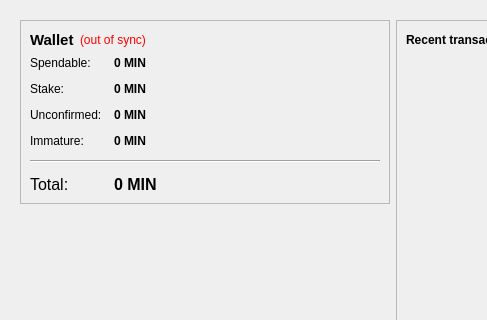
Qt form src/qt/forms/overviewpage.ui (CryptoHelp/cryptoclub) before a commit; both pictures show x 0 to 487 and y 0 to 320 of the 785 by 463 pixel window.
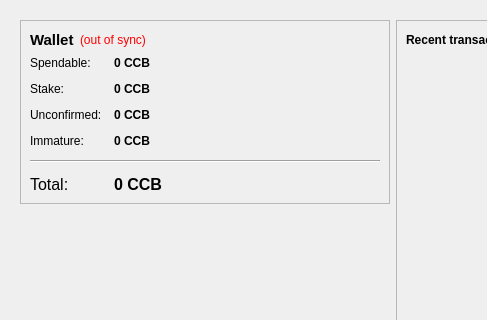
The same form after that commit. Icons and pictures are not drawn.

```diff
--- a/src/qt/forms/overviewpage.ui
+++ b/src/qt/forms/overviewpage.ui
@@ -111,7 +111,7 @@
                 <string>Your current spendable balance</string>
                </property>
                <property name="text">
-                <string notr="true">0 MIN</string>
+                <string notr="true">0 CCB</string>
                </property>
                <property name="textInteractionFlags">
                 <set>Qt::LinksAccessibleByMouse|Qt::TextSelectableByKeyboard|Qt::TextSelectableByMouse</set>
@@ -140,7 +140,7 @@
                 <string>Total of coins that was staked, and do not yet count toward the current balance</string>
                </property>
                <property name="text">
-                <string notr="true">0 MIN</string>
+                <string notr="true">0 CCB</string>
                </property>
                <property name="textInteractionFlags">
                 <set>Qt::LinksAccessibleByMouse|Qt::TextSelectableByKeyboard|Qt::TextSelectableByMouse</set>
@@ -169,7 +169,7 @@
                 <string>Total of transactions that have yet to be confirmed, and do not yet count toward the current balance</string>
                </property>
                <property name="text">
-                <string notr="true">0 MIN</string>
+                <string notr="true">0 CCB</string>
                </property>
                <property name="textInteractionFlags">
                 <set>Qt::LinksAccessibleByMouse|Qt::TextSelectableByKeyboard|Qt::TextSelectableByMouse</set>
@@ -195,7 +195,7 @@
                 <string>Mined balance that has not yet matured</string>
                </property>
                <property name="text">
-                <string notr="true">0 MIN</string>
+                <string notr="true">0 CCB</string>
                </property>
                <property name="textInteractionFlags">
                 <set>Qt::LinksAccessibleByMouse|Qt::TextSelectableByKeyboard|Qt::TextSelectableByMouse</set>
@@ -237,7 +237,7 @@
                 <string>Your current total balance</string>
                </property>
                <property name="text">
-                <string notr="true">0 MIN</string>
+                <string notr="true">0 CCB</string>
                </property>
                <property name="textInteractionFlags">
                 <set>Qt::LinksAccessibleByMouse|Qt::TextSelectableByKeyboard|Qt::TextSelectableByMouse</set>
```
